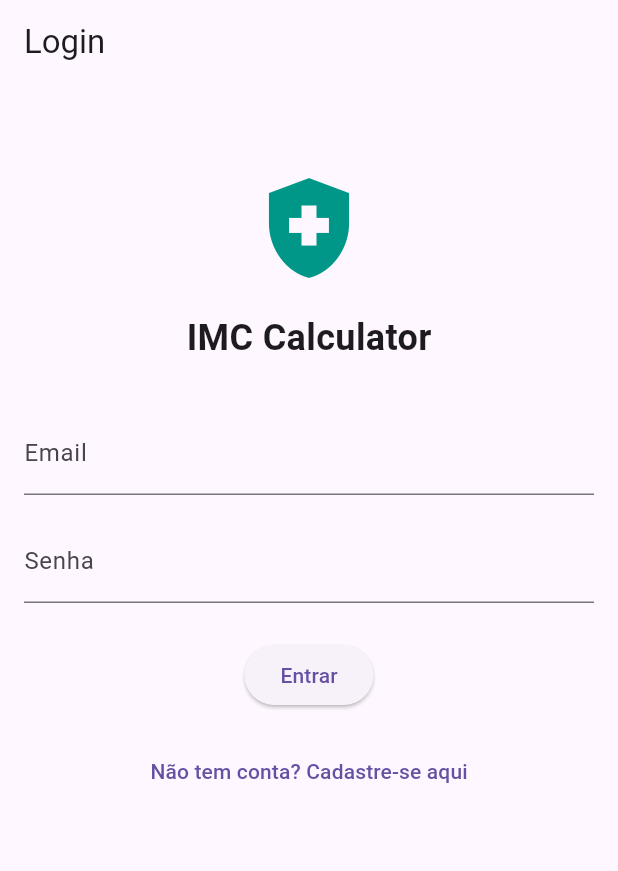
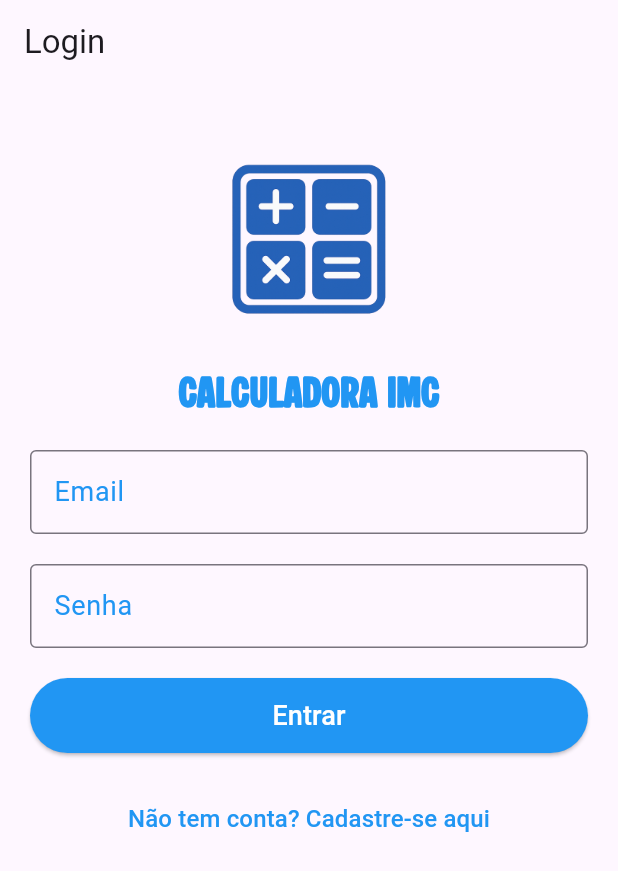
Before and after one commit to Rodrigokaki/flutter-prova2, a Flutter app: the screen it shows after launch, on a phone screen of 412 x 824 dp. Shown: the top 871 px of the screen. Run offline on Flutter 3.47's test engine with Material 3 defaults, Android fonts, the phone set to English and light mode, and no system bars; our stand-ins replace sqflite; accounts and stored records are empty.

Commit message:
Add custom font and icon assets; update styles and spacing in login and IMC pages

```diff
--- a/lib/styles/styles.dart
+++ b/lib/styles/styles.dart
@@ -6,6 +6,18 @@ class AppColors{
 }
 
 class AppTextStyles {
+  static const titleTextStyle = TextStyle(
+    fontSize: 24,
+    fontFamily: 'BarberChop',
+    color: AppColors.primaryColor,
+    fontWeight: FontWeight.bold,
+  );
+
+  static const smallTextStyle = TextStyle(
+    fontSize: 16,
+    color: AppColors.primaryColor,
+  );
+
   static const resultTextStyle = TextStyle(
     fontSize: 18,
     color: AppColors.primaryColor,
@@ -14,12 +26,7 @@ class AppTextStyles {
 
   static const inputLabelStyle = TextStyle(
     color: AppColors.primaryColor,
-    fontSize: 16,
-  );
-
-  static ButtonStyle buttonStyle = ElevatedButton.styleFrom(
-      backgroundColor: AppColors.primaryColor,
-      minimumSize: Size(double.infinity, 50)
+    fontSize: 18,
   );
 
   static const buttonTextStyle = TextStyle(
@@ -28,7 +35,24 @@ class AppTextStyles {
   );
 }
 
+ButtonStyle defaultButtonStyle(){
+  return ElevatedButton.styleFrom(
+      backgroundColor: AppColors.primaryColor,
+      minimumSize: Size(double.infinity, 50)
+  );
+}
+
+
 class AppSpacing {
   static const double defaultPadding = 20.0;
-  static const double spaceBetween = 20;
+
+  static const double imcSpaceBetween = 20;
+
+  static const double loginSpaceBetween = 20;
+
+  static const double registerSpaceBetween = 20;
 }
+
+class appSizes {
+  static const double iconSize = 130;
+}
--- a/lib/views/imc_page.dart
+++ b/lib/views/imc_page.dart
@@ -72,7 +72,7 @@ class _IMCPageState extends State<IMCPage> {
           mainAxisAlignment: MainAxisAlignment.start,
           children: [
             Icon(Icons.person, size: 130, color: AppColors.primaryColor),
-            SizedBox(height: AppSpacing.spaceBetween),
+            SizedBox(height: AppSpacing.imcSpaceBetween),
             TextField(
               controller: pesoController,
               keyboardType: TextInputType.number,
@@ -82,7 +82,7 @@ class _IMCPageState extends State<IMCPage> {
                 border: OutlineInputBorder(),
               ),
             ),
-            SizedBox(height: AppSpacing.spaceBetween),
+            SizedBox(height: AppSpacing.imcSpaceBetween),
             TextField(
               controller: alturaController,
               keyboardType: TextInputType.number,
@@ -92,13 +92,13 @@ class _IMCPageState extends State<IMCPage> {
                 border: OutlineInputBorder(),
               ),
             ),
-            SizedBox(height: AppSpacing.spaceBetween),
+            SizedBox(height: AppSpacing.imcSpaceBetween),
             ElevatedButton(
               onPressed: calcularIMC,
-              style: AppTextStyles.buttonStyle,
+              style: defaultButtonStyle(),
               child: Text("Calcular", style: AppTextStyles.buttonTextStyle),
             ),
-            SizedBox(height: AppSpacing.spaceBetween),
+            SizedBox(height: AppSpacing.imcSpaceBetween),
             Text(resultado, style: AppTextStyles.resultTextStyle, textAlign: TextAlign.center),
           ],
         ),
--- a/lib/views/login_page.dart
+++ b/lib/views/login_page.dart
@@ -1,4 +1,5 @@
 import 'package:flutter/material.dart';
+import 'package:flutter_prova2/styles/styles.dart';
 import '../database/database.dart';
 import 'imc_page.dart';
 import 'register_page.dart';
@@ -63,37 +64,49 @@ class LoginPageState extends State<LoginPage> {
     return Scaffold(
       appBar: AppBar(title: const Text('Login')),
       body: Padding(
-        padding: const EdgeInsets.all(16.0),
+        padding: const EdgeInsets.all(AppSpacing.defaultPadding),
         child: Form(
           key: formKey,
           child: Column(
             children: [
-              const SizedBox(height: 40),
-              const Icon(Icons.health_and_safety, size: 80, color: Colors.teal),
-              const SizedBox(height: 16),
+              const SizedBox(height: AppSpacing.loginSpaceBetween),
+              Image.asset(
+                'assets/images/icon.png',
+                height: appSizes.iconSize,
+              ),
+              const SizedBox(height: AppSpacing.loginSpaceBetween),
               const Text(
-                'IMC Calculator',
-                style: TextStyle(fontSize: 24, fontWeight: FontWeight.bold),
+                'Calculadora IMC',
+                style: AppTextStyles.titleTextStyle,
               ),
-              const SizedBox(height: 32),
+              const SizedBox(height: AppSpacing.loginSpaceBetween),
               TextFormField(
                 controller: emailController,
-                decoration: const InputDecoration(labelText: 'Email'),
+                decoration: InputDecoration(
+                  labelText: 'Email',
+                  labelStyle: AppTextStyles.inputLabelStyle,
+                  border: OutlineInputBorder()
+                ),
                 validator: validadeEmail,
               ),
-              const SizedBox(height: 16),
+              const SizedBox(height: AppSpacing.loginSpaceBetween),
               TextFormField(
                 controller: passwordController,
-                decoration: const InputDecoration(labelText: 'Senha'),
+                decoration: InputDecoration(
+                  labelText: 'Senha',
+                  labelStyle: AppTextStyles.inputLabelStyle,
+                  border: OutlineInputBorder()
+                ),
                 obscureText: true,
                 validator: validatePassword,
               ),
-              const SizedBox(height: 24),
+              const SizedBox(height: AppSpacing.loginSpaceBetween),
               ElevatedButton(
                 onPressed: login,
-                child: const Text('Entrar'),
+                style: defaultButtonStyle(),
+                child: const Text('Entrar', style: AppTextStyles.buttonTextStyle),
               ),
-              const SizedBox(height: 16),
+              const SizedBox(height: AppSpacing.loginSpaceBetween),
               TextButton(
                 onPressed: () {
                   Navigator.push(
@@ -101,7 +114,10 @@ class LoginPageState extends State<LoginPage> {
                     MaterialPageRoute(builder: (_) => const RegisterPage()),
                   );
                 },
-                child: const Text('Não tem conta? Cadastre-se aqui'),
+                child: const Text(
+                  'Não tem conta? Cadastre-se aqui',
+                  style: AppTextStyles.smallTextStyle
+                  ),
               ),
             ],
           ),
```
Also changed, not shown: pubspec.yaml (+6 -28 lines), assets/fonts/BarberChop.otf (added), assets/images/icon.png (added).
